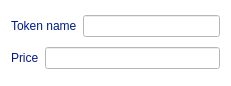
Above: TokenListWidgetItem.ui from LiquidityProtocol/AMM-Simulator before the change. Below: the same form after it.
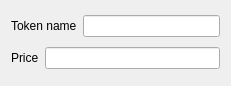
That is the form after the change.

Commit message: refactor ui design manual playground

The edit to the form file:
```diff
--- a/TokenListWidgetItem.ui
+++ b/TokenListWidgetItem.ui
@@ -14,9 +14,7 @@
    <string>Form</string>
   </property>
   <property name="styleSheet">
-   <string notr="true">background-color: rgb(255, 255, 255);
-border-color: rgb(255, 255, 255);
-color: rgb(1, 25, 147);</string>
+   <string notr="true"/>
   </property>
   <layout class="QVBoxLayout" name="verticalLayout">
    <item>
@@ -24,7 +22,7 @@
      <item>
       <widget class="QLabel" name="label">
        <property name="styleSheet">
-        <string notr="true">background-color: rgb(255, 255, 255);</string>
+        <string notr="true"/>
        </property>
        <property name="text">
         <string>Token name</string>
@@ -45,7 +43,7 @@
      <item>
       <widget class="QLabel" name="label_2">
        <property name="styleSheet">
-        <string notr="true">background-color: rgb(255, 255, 255);</string>
+        <string notr="true"/>
        </property>
        <property name="text">
         <string>Price</string>
```
The commit also changes 6 other files.
